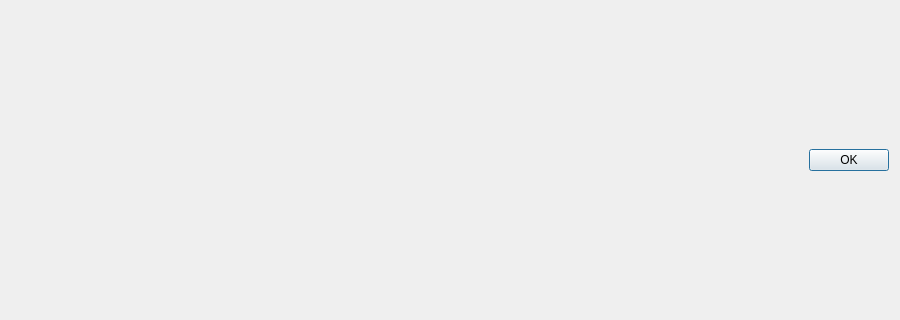
Before: the Qt Designer form Source/shift_distribution_viewer_gui.ui in Rolf-Hempel/PlanetarySystemStacker, drawn with Qt 5; both pictures show x 0 to 900 and y 105 to 425 of the 900 by 530 pixel window.
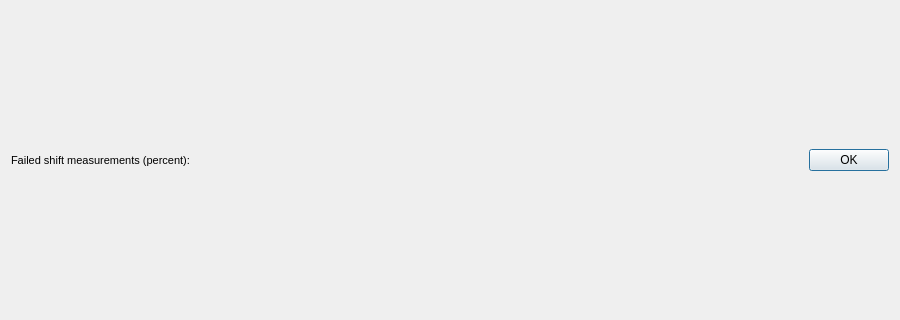
After: the same form once the commit is applied.

Commit message: Display of failed shift measurements added, documentation updated

Patch:
```diff
--- a/Source/shift_distribution_viewer_gui.ui
+++ b/Source/shift_distribution_viewer_gui.ui
@@ -15,7 +15,19 @@
   </property>
   <layout class="QVBoxLayout" name="verticalLayout">
    <item>
-    <layout class="QHBoxLayout" name="horizontalLayout" stretch="1,0">
+    <layout class="QHBoxLayout" name="horizontalLayout" stretch="0,1,0">
+     <item>
+      <widget class="QLabel" name="failedShiftsLabel">
+       <property name="font">
+        <font>
+         <pointsize>8</pointsize>
+        </font>
+       </property>
+       <property name="text">
+        <string>Failed shift measurements (percent):</string>
+       </property>
+      </widget>
+     </item>
      <item>
       <spacer name="horizontalSpacer">
        <property name="orientation">
```
The commit also changes 7 other files.
